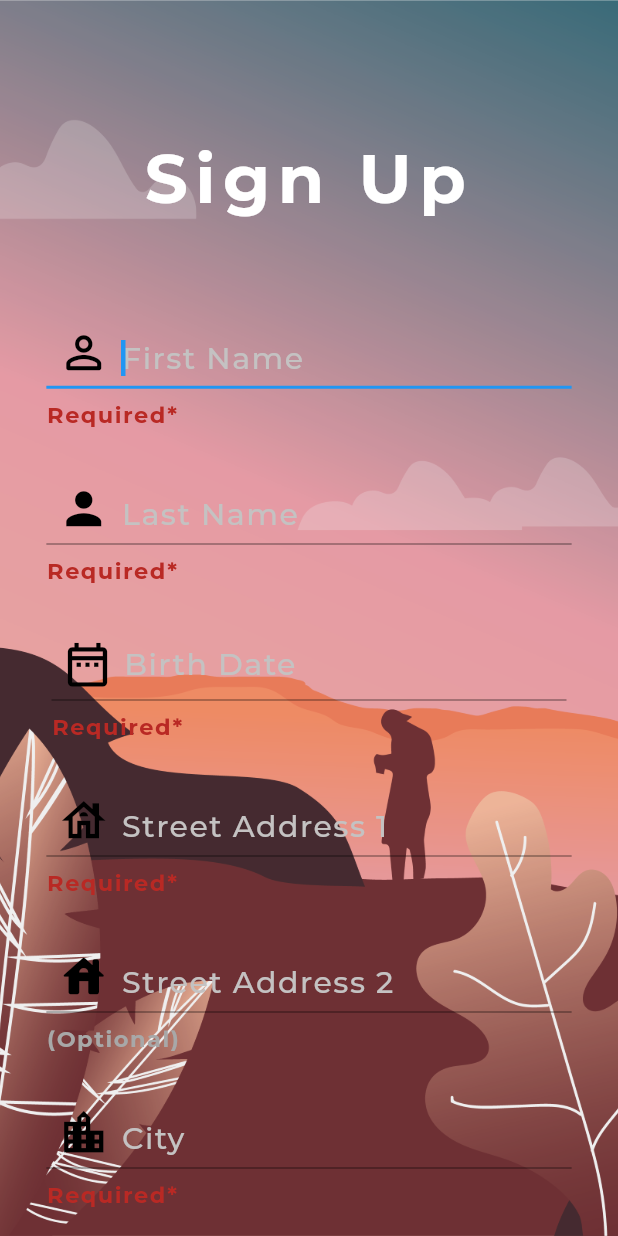
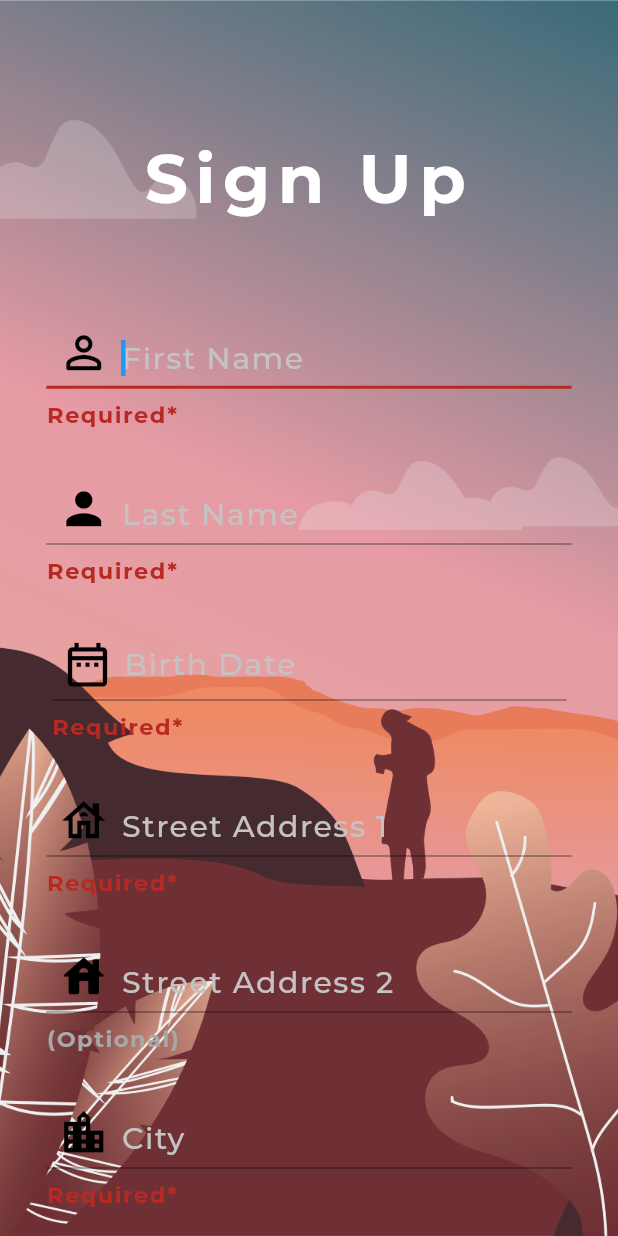
Before and after one commit to Edonmorina/Sign-Up-Demo, a Flutter app: the screen it shows after launch, on a phone screen of 412 x 824 dp. Run offline on Flutter 3.47's test engine with Material 2 defaults, Android fonts, the phone set to English and light mode, and no system bars; drawn by our look-alikes of date_time_picker; our stand-ins replace cloud_firestore, firebase_core; accounts and stored records are empty; project files that could hold a hidden picture were left out.

Commit message:
UI finished

```diff
--- a/lib/constants.dart
+++ b/lib/constants.dart
@@ -2,6 +2,7 @@ import 'package:flutter/material.dart';
 
 const kNotValidColor = Color.fromARGB(255, 185, 41, 36);
 const kValidColor = Color.fromARGB(255, 6, 199, 102);
+const kNotRequiredHintColor = Color.fromARGB(255, 168, 168, 168);
 
 const kTextFieldStyle = TextStyle(
     color: Colors.white,
--- a/lib/sign_up.dart
+++ b/lib/sign_up.dart
@@ -70,6 +70,8 @@ class _SignUpState extends State<SignUp> {
   bool _isValidCity = false;
   bool _isValidState = false;
   bool _isValidZip = false;
+
+  bool _resetHints = false;
 
   bool _isFormValid() {
     if (!_isValidFirstName) return false;
@@ -288,6 +290,12 @@ class _SignUpState extends State<SignUp> {
                             prefixIcon: const Icon(Icons.date_range_outlined,
                                 color: Colors.black, size: 35),
                             helperText: "Required*",
+                            focusedBorder: UnderlineInputBorder(
+                                borderSide: BorderSide(
+                                    color: _isValidDate
+                                        ? kValidColor
+                                        : kNotValidColor,
+                                    width: 2)),
                             helperStyle: _isValidDate
                                 ? kRequiredValidHintStyle
                                 : kRequiredNotValidHintStyle),
--- a/lib/text_field.dart
+++ b/lib/text_field.dart
@@ -2,8 +2,8 @@ import 'package:flutter/material.dart';
 import './constants.dart';
 
 class SignUpTextFields extends StatefulWidget {
-  const SignUpTextFields(
-      {Key? key,
+  const SignUpTextFields({
+    Key? key,
     required this.fieldController,
     required this.keyboardType,
     required this.obscureText,
@@ -13,8 +13,8 @@ class SignUpTextFields extends StatefulWidget {
     this.textInputDone = false,
     this.autoFocus = false,
     required this.thisFocusNode,
-      required this.requestNextFocus})
-      : super(key: key);
+    required this.requestNextFocus,
+  }) : super(key: key);
 
   final TextEditingController fieldController;
   final TextInputType keyboardType;
@@ -69,6 +69,14 @@ class _SignUpTextFieldsState extends State<SignUpTextFields> {
         textAlignVertical: const TextAlignVertical(y: -0.25),
         decoration: InputDecoration(
           contentPadding: const EdgeInsets.all(0),
+          focusedBorder: UnderlineInputBorder(
+              borderSide: BorderSide(
+                  color: !widget.isRequired
+                      ? kNotRequiredHintColor
+                      : _isFieldValid
+                          ? kValidColor
+                          : kNotValidColor,
+                  width: 2)),
           hintText: widget.hintText,
           fillColor: Colors.white,
           hintStyle: kTextHintStyle,
```
Lines whose indentation alone changed are shown as unchanged.
